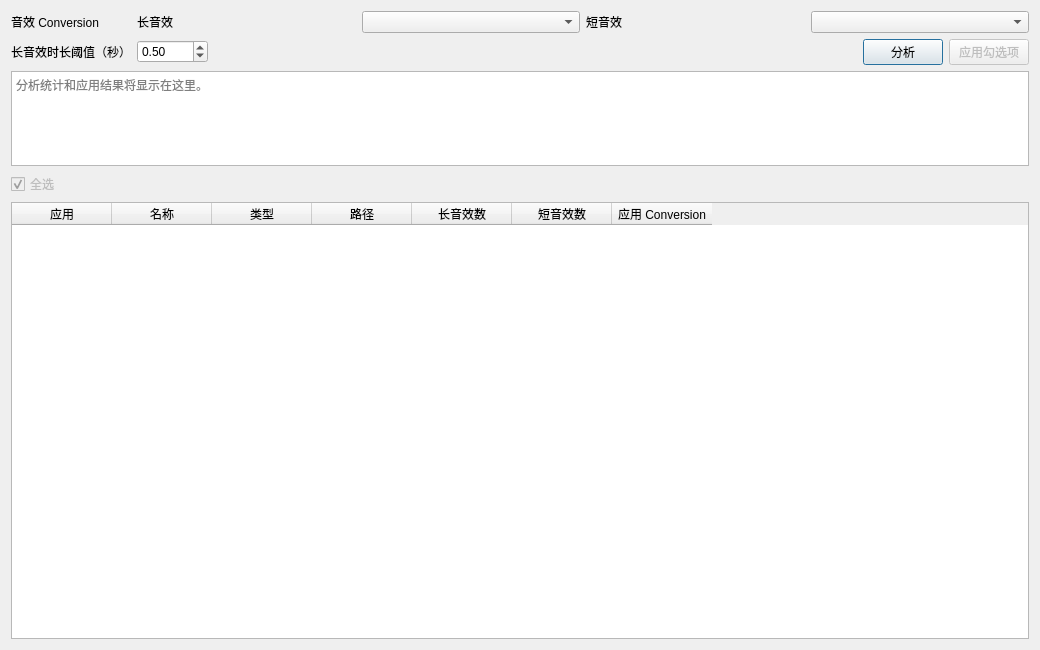
Qt form ui/AutoCompressionSettings.ui (victor647/WAAPI_Tools) before a commit.
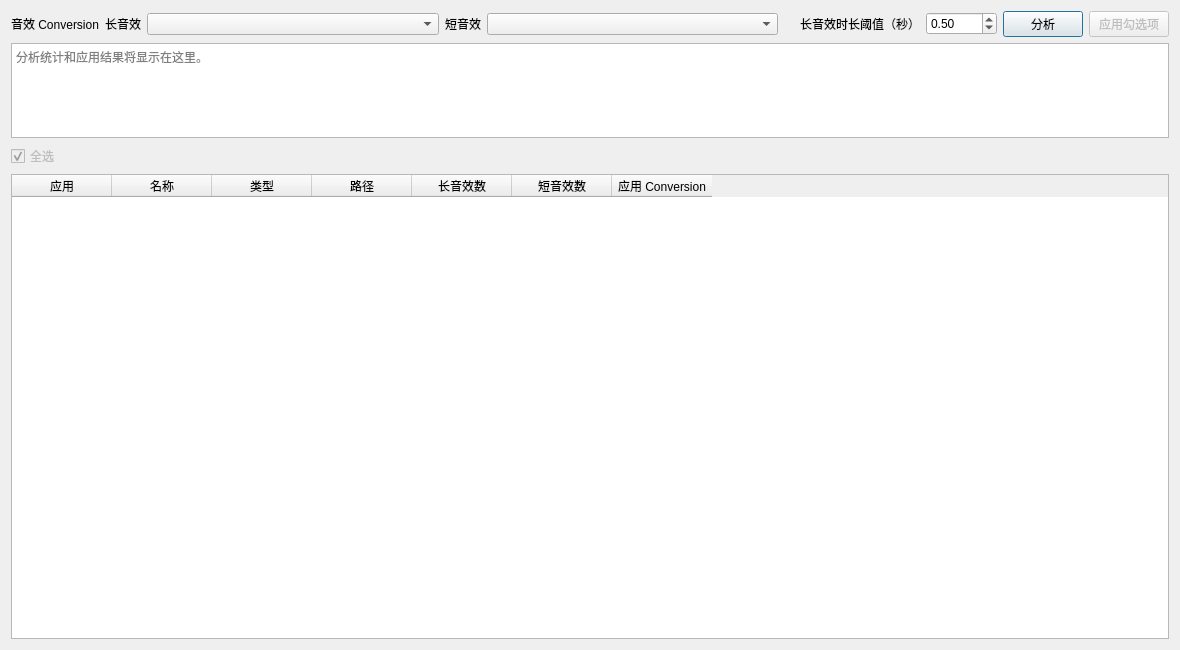
The same form after that commit.

Commit message: 拆分长短音效conversion

Diff of the .ui file:
```diff
--- a/ui/AutoCompressionSettings.ui
+++ b/ui/AutoCompressionSettings.ui
@@ -6,7 +6,7 @@
    <rect>
     <x>0</x>
     <y>0</y>
-    <width>1040</width>
+    <width>1180</width>
     <height>650</height>
    </rect>
   </property>
@@ -15,29 +15,14 @@
   </property>
   <layout class="QVBoxLayout" name="verticalLayout">
    <item>
-    <layout class="QFormLayout" name="formLayout">
-     <item row="0" column="0">
+    <layout class="QHBoxLayout" name="settingsLayout">
+     <item>
       <widget class="QLabel" name="lblConversion">
        <property name="text">
         <string>音效 Conversion</string>
        </property>
       </widget>
      </item>
-     <item row="0" column="1">
-      <widget class="QWidget" name="conversionOptions" native="true">
-       <layout class="QHBoxLayout" name="conversionOptionsLayout">
-        <property name="leftMargin">
-         <number>0</number>
-        </property>
-        <property name="topMargin">
-         <number>0</number>
-        </property>
-        <property name="rightMargin">
-         <number>0</number>
-        </property>
-        <property name="bottomMargin">
-         <number>0</number>
-        </property>
         <item>
          <widget class="QLabel" name="lblLongConversion">
           <property name="text">
@@ -46,7 +31,20 @@
          </widget>
         </item>
         <item>
-         <widget class="QComboBox" name="cbbLongConversion"/>
+      <widget class="QComboBox" name="cbbLongConversion">
+       <property name="minimumSize">
+        <size>
+         <width>160</width>
+         <height>0</height>
+        </size>
+       </property>
+       <property name="sizePolicy">
+        <sizepolicy hsizetype="Expanding" vsizetype="Fixed">
+         <horstretch>1</horstretch>
+         <verstretch>0</verstretch>
+        </sizepolicy>
+       </property>
+      </widget>
         </item>
         <item>
          <widget class="QLabel" name="lblShortConversion">
@@ -56,12 +54,38 @@
          </widget>
         </item>
         <item>
-         <widget class="QComboBox" name="cbbShortConversion"/>
-        </item>
-       </layout>
+      <widget class="QComboBox" name="cbbShortConversion">
+       <property name="minimumSize">
+        <size>
+         <width>160</width>
+         <height>0</height>
+        </size>
+       </property>
+       <property name="sizePolicy">
+        <sizepolicy hsizetype="Expanding" vsizetype="Fixed">
+         <horstretch>1</horstretch>
+         <verstretch>0</verstretch>
+        </sizepolicy>
+       </property>
       </widget>
      </item>
-     <item row="1" column="0">
+     <item>
+      <spacer name="settingsGroupGap">
+       <property name="orientation">
+        <enum>Qt::Horizontal</enum>
+       </property>
+       <property name="sizeType">
+        <enum>QSizePolicy::Fixed</enum>
+       </property>
+       <property name="sizeHint" stdset="0">
+        <size>
+         <width>16</width>
+         <height>20</height>
+        </size>
+       </property>
+      </spacer>
+     </item>
+     <item>
       <widget class="QLabel" name="lblDurationThreshold">
        <property name="text">
         <string>长音效时长阈值（秒）</string>
@@ -71,21 +95,6 @@
        </property>
       </widget>
      </item>
-     <item row="1" column="1">
-      <widget class="QWidget" name="durationOptions" native="true">
-       <layout class="QHBoxLayout" name="durationOptionsLayout">
-        <property name="leftMargin">
-         <number>0</number>
-        </property>
-        <property name="topMargin">
-         <number>0</number>
-        </property>
-        <property name="rightMargin">
-         <number>0</number>
-        </property>
-        <property name="bottomMargin">
-         <number>0</number>
-        </property>
         <item>
          <widget class="QDoubleSpinBox" name="spbDurationThreshold">
           <property name="toolTip">
@@ -105,19 +114,6 @@
           </property>
          </widget>
         </item>
-        <item>
-         <spacer name="durationOptionsSpacer">
-          <property name="orientation">
-           <enum>Qt::Horizontal</enum>
-          </property>
-          <property name="sizeHint" stdset="0">
-           <size>
-            <width>40</width>
-            <height>20</height>
-           </size>
-          </property>
-         </spacer>
-        </item>
         <item>
          <widget class="QPushButton" name="btnAnalyze">
           <property name="text">
@@ -133,9 +129,6 @@
           <property name="text">
            <string>应用勾选项</string>
           </property>
-         </widget>
-        </item>
-       </layout>
       </widget>
      </item>
     </layout>
```
Left out of the diff: 2 changed lines with no effect on the pictures. Lines whose indentation alone changed are shown as unchanged. The commit also changes 11 other files.
